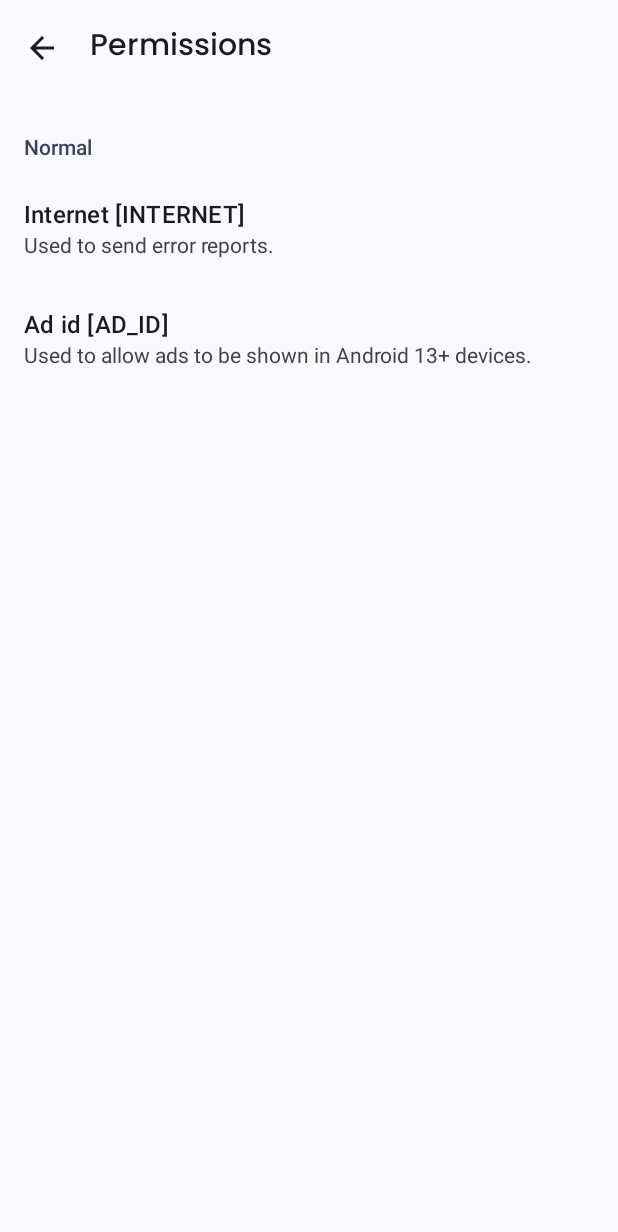
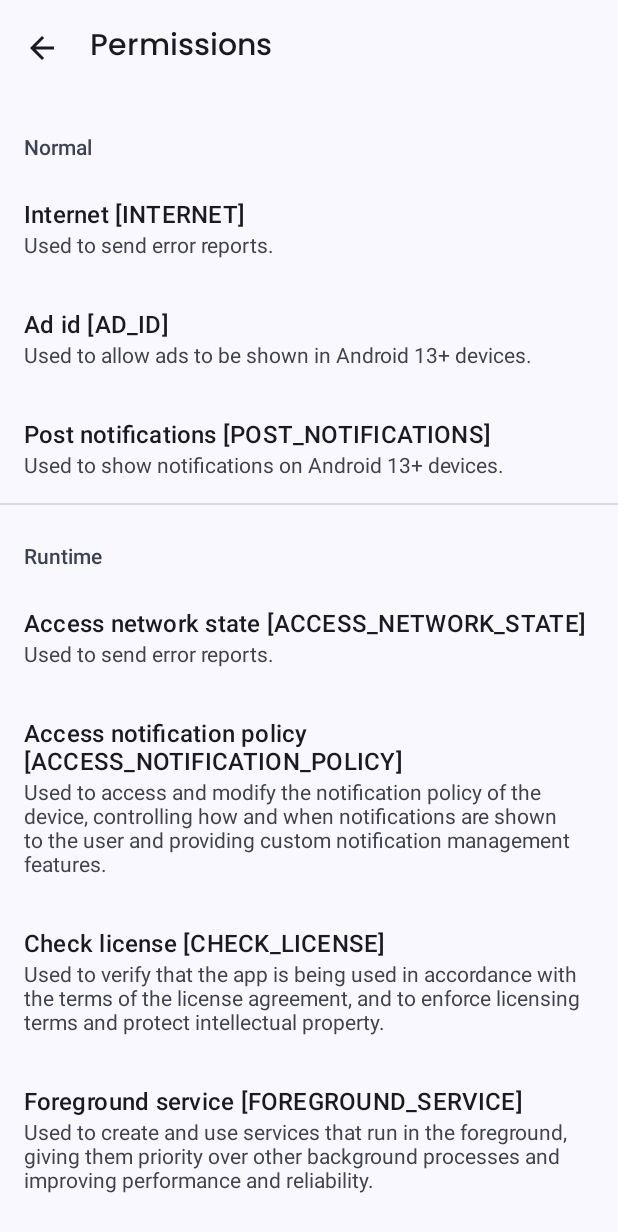
Before and after one commit to D4rK7355608/com.d4rk.cartcalculator, an Android app: the PermissionsActivity screen opened directly, with no data from a screen before it, on a phone screen of 412 x 824 dp. Shown: the top 1232 px of the screen. Run offline under Robolectric (Android 15) with nearby library versions, the phone set to English and light mode, and no system bars; our stand-ins replace AdMob, androidx.preference; pictures from the network do not load.

Commit message:
Update 1.0_b2

```diff
--- a/app/build.gradle
+++ b/app/build.gradle
@@ -12,8 +12,8 @@ android {
         applicationId 'com.d4rk.cartcalculator'
         minSdk 26
         targetSdk 33
-        versionCode 5
-        versionName "1.0_b1"
+        versionCode 6
+        versionName "1.0_b2"
         archivesBaseName = "${applicationId}-v${versionName}"
         testInstrumentationRunner 'androidx.test.runner.AndroidJUnitRunner'
     }
--- a/app/src/main/AndroidManifest.xml
+++ b/app/src/main/AndroidManifest.xml
@@ -4,9 +4,10 @@
     <uses-permission android:name="android.permission.INTERNET"/>
     <uses-permission android:name="android.permission.ACCESS_NETWORK_STATE"/>
     <uses-permission android:name="com.google.android.gms.permission.AD_ID"/>
+    <uses-permission android:name="android.permission.POST_NOTIFICATIONS"/>
     <uses-permission android:name="com.android.vending.CHECK_LICENSE"/>
-    <uses-permission android:name="android.permission.POST_NOTIFICATIONS"/>
     <uses-permission android:name="android.permission.FOREGROUND_SERVICE"/>
+    <uses-permission android:name="android.permission.ACCESS_NOTIFICATION_POLICY"/>
     <queries>
         <intent>
             <action android:name="android.intent.action.VIEW"/>
@@ -80,6 +81,6 @@
             android:value="@integer/google_play_services_version"/>
         <meta-data
             android:name="com.google.android.gms.ads.APPLICATION_ID"
-            android:value="ca-app-pub-5294151573817700~8003610653"/>
+            android:value="ca-app-pub-5294151573817700~1050558256"/>
     </application>
 </manifest>
--- a/app/src/main/kotlin/com/d4rk/cartcalculator/ads/Ads.kt
+++ b/app/src/main/kotlin/com/d4rk/cartcalculator/ads/Ads.kt
@@ -17,7 +17,7 @@ import com.google.android.gms.ads.MobileAds
 import com.google.android.gms.ads.appopen.AppOpenAd
 import com.google.android.gms.ads.appopen.AppOpenAd.AppOpenAdLoadCallback
 import java.util.Date
-private const val AD_UNIT_ID = "ca-app-pub-5294151573817700/2885662643"
+private const val AD_UNIT_ID = "ca-app-pub-5294151573817700/9208287867"
 @Suppress("SameParameterValue")
 class Ads : MultiDexApplication(), Application.ActivityLifecycleCallbacks, LifecycleObserver {
   private lateinit var appOpenAdManager: AppOpenAdManager
--- a/app/src/main/res/drawable-anydpi/ic_add_to_cart.xml
+++ b/app/src/main/res/drawable-anydpi/ic_add_to_cart.xml
@@ -1,3 +1,3 @@
 <vector xmlns:android="http://schemas.android.com/apk/res/android" android:width="24dp" android:height="24dp" android:viewportWidth="24" android:viewportHeight="24">
-    <path android:fillColor="?android:textColorPrimary" android:pathData="M11 9h2V6h3V4h-3V1h-2v3H8v2h3v3zm-4 9c-1.1 0-1.99 0.9 -1.99 2S5.9 22 7 22s2-0.9 2-2-0.9-2-2-2zm10 0c-1.1 0-1.99 0.9 -1.99 2s0.89 2 1.99 2 2-0.9 2-2-0.9-2-2-2zm-8.9-5h7.45c0.75 0 1.41-0.41 1.75-1.03l3.86-7.01L19.42 4l-3.87 7H8.53L4.27 2H1v2h2l3.6 7.59-1.35 2.44C4.52 15.37 5.48 17 7 17h12v-2H7l1.1-2z" />
+    <path android:fillColor="?android:textColorPrimary" android:pathData="M11 9h2V6h3V4h-3V1h-2v3H8v2h3v3zm-4 9c-1.1 0-1.99 0.9 -1.99 2S5.9 22 7 22s2-0.9 2-2-0.9-2-2-2zm10 0c-1.1 0-1.99 0.9 -1.99 2s0.89 2 1.99 2 2-0.9 2-2-0.9-2-2-2zm-8.9-5h7.45c0.75 0 1.41-0.41 1.75-1.03l3.86-7.01L19.42 4l-3.87 7H8.53L4.27 2H1v2h2l3.6 7.59-1.35 2.44C4.52 15.37 5.48 17 7 17h12v-2H7l1.1-2z"/>
 </vector>
--- a/app/src/main/res/drawable-anydpi/ic_launcher_foreground_monochrome.xml
+++ /dev/null
@@ -1,6 +0,0 @@
-<vector xmlns:android="http://schemas.android.com/apk/res/android" xmlns:tools="http://schemas.android.com/tools" android:width="432dp" android:height="432dp" android:viewportWidth="432" android:viewportHeight="432" tools:ignore="VectorRaster">
-    <path android:fillColor="#DB4437" android:pathData="M243.8,253.4l37.4-37.4l-37.4-37.4l-11.5,11.6l25.8,25.8l-25.8,25.8L243.8,253.4z"/>
-    <path android:fillColor="#4285F4" android:pathData="M175.2,159h81.4v16.3H273v-48.8l-114-0.1v48.9h16.3V159z"/>
-    <path android:fillColor="#0F9D58" android:pathData="M256.7,273h-81.4v-16.3H159v48.9h114v-48.9h-16.3V273z"/>
-    <path android:fillColor="#F4B400" android:pathData="M199.7,241.8L173.9,216l25.8-25.8l-11.5-11.6L150.8,216l37.4,37.4L199.7,241.8z"/>
-</vector>
--- a/app/src/main/res/drawable-anydpi/ic_shopping_bag.xml
+++ b/app/src/main/res/drawable-anydpi/ic_shopping_bag.xml
@@ -1,3 +1,3 @@
 <vector xmlns:android="http://schemas.android.com/apk/res/android" android:width="24dp" android:height="24dp" android:viewportWidth="24" android:viewportHeight="24">
-    <path android:fillColor="?android:textColorPrimary" android:pathData="M18 6h-2c0-2.21-1.79-4-4-4S8 3.79 8 6H6c-1.1 0-2 0.9-2 2v12c0 1.1 0.9 2 2 2h12c1.1 0 2-0.9 2-2V8c0-1.1-0.9-2-2-2zm-6-2c1.1 0 2 0.9 2 2h-4c0-1.1 0.9 -2 2-2zm6 16H6V8h2v2c0 0.55 0.45 1 1 1s1-0.45 1-1V8h4v2c0 0.55 0.45 1 1 1s1-0.45 1-1V8h2v12z" />
+    <path android:fillColor="?android:textColorPrimary" android:pathData="M18 6h-2c0-2.21-1.79-4-4-4S8 3.79 8 6H6c-1.1 0-2 0.9-2 2v12c0 1.1 0.9 2 2 2h12c1.1 0 2-0.9 2-2V8c0-1.1-0.9-2-2-2zm-6-2c1.1 0 2 0.9 2 2h-4c0-1.1 0.9 -2 2-2zm6 16H6V8h2v2c0 0.55 0.45 1 1 1s1-0.45 1-1V8h4v2c0 0.55 0.45 1 1 1s1-0.45 1-1V8h2v12z"/>
 </vector>
--- a/app/src/main/res/layout/activity_main.xml
+++ b/app/src/main/res/layout/activity_main.xml
@@ -16,7 +16,7 @@
         android:id="@+id/fragment_container"
         android:layout_width="match_parent"
         android:layout_height="match_parent"
-        android:layout_below="@+id/app_bar_main" />
+        android:layout_below="@+id/app_bar_main"/>
     <com.google.android.material.navigation.NavigationView
         android:id="@+id/nav_view"
         android:layout_width="wrap_content"
--- a/app/src/main/res/layout/fragment_about.xml
+++ b/app/src/main/res/layout/fragment_about.xml
@@ -163,7 +163,7 @@
             ads:adSize="BANNER"
             android:layout_margin="24dp"
             app:layout_constraintTop_toBottomOf="@id/card_view_about"
-            ads:adUnitId="ca-app-pub-5294151573817700/4974008668"/>
+            ads:adUnitId="ca-app-pub-5294151573817700/8040893463"/>
         <com.airbnb.lottie.LottieAnimationView
             android:id="@+id/animation_about"
             android:layout_width="match_parent"
--- a/app/src/main/res/layout/nav_header_main.xml
+++ b/app/src/main/res/layout/nav_header_main.xml
@@ -8,5 +8,5 @@
         android:layout_width="wrap_content"
         android:layout_height="202dp"
         android:adjustViewBounds="true"
-        android:src="@drawable/banner"/>
+        android:src="@drawable/il_drawer"/>
 </LinearLayout>
--- a/app/src/main/res/values/strings.xml
+++ b/app/src/main/res/values/strings.xml
@@ -28,14 +28,18 @@
     <string name="check_for_updates">Check for updates…</string>
     <string name="changelog">Changelog</string>
     <string name="permissions">Permissions</string>
-
+    <string name="runtime">Runtime</string>
     <string name="name">Name</string>
     <string name="price">Price</string>
     <string name="quantity">Quantity</string>
     <string name="hint_name">Enter name</string>
     <string name="hint_price">Enter price</string>
     <string name="hint_quantity">Enter quantity</string>
-
+    <string name="access_network_state">Access network state [ACCESS_NETWORK_STATE]</string>
+    <string name="post_notifications">Post notifications [POST_NOTIFICATIONS]</string>
+    <string name="check_license">Check license [CHECK_LICENSE]</string>
+    <string name="foreground_service">Foreground service [FOREGROUND_SERVICE]</string>
+    <string name="access_notification_policy">Access notification policy [ACCESS_NOTIFICATION_POLICY]</string>
     <string name="notifications">Notifications</string>
     <string name="notification_settings">Notification settings</string>
     <string name="app_usage_notifications">App Usage Notifications</string>
@@ -50,8 +54,6 @@
     <string name="theme">Theme</string>
     <string name="normal">Normal</string>
     <string name="internet">Internet [INTERNET]</string>
-    <string name="find_us">Find us on</string>
-    <string name="website">Website</string>
     <string name="follow_system">Follow System Mode</string>
     <string name="light_mode">Light Mode</string>
     <string name="dark_mode">Dark Mode</string>
@@ -111,6 +113,10 @@
     <string name="summary_preference_faq_7">To remove a product from your cart, simply drop its quantity to zero or long click it in the list and then select the \"Delete item\" button.</string>
     <string name="summary_preference_faq_8">Yes! Cart Calculator is proudly free software distributed under the GNU General Public License version 3.</string>
     <string name="summary_preference_faq_9">The best way to contribute to Cart Calculator is through its <a href="https://github.com/D4rK7355608/com.d4rk.cartcalculator">GitHub</a> repository. From there, you can fork it and work on your contributions, and later send them back via pull request. You can also use the issue tracker to report bugs, propose new features or enhancements, or get ideas for how you could help.</string>
+    <string name="summary_preference_permissions_post_notifications">Used to show notifications on Android 13+ devices.</string>
+    <string name="summary_preference_permissions_check_license">Used to verify that the app is being used in accordance with the terms of the license agreement, and to enforce licensing terms and protect intellectual property.</string>
+    <string name="summary_preference_permissions_foreground_service">Used to create and use services that run in the foreground, giving them priority over other background processes and improving performance and reliability.</string>
+    <string name="summary_preference_permissions_access_notification_policy">Used to access and modify the notification policy of the device, controlling how and when notifications are shown to the user and providing custom notification management features.</string>
     <string name="summary_close">Are you sure you want to exit?</string>
     <string name="summary_browse_terms_of_service_and_privacy_policy">Read and agree to our Terms of Service and Privacy Policy to continue.</string>
     <string name="summary_preference_permissions_internet">Used to send error reports.</string>
--- a/app/src/main/res/values/themes.xml
+++ b/app/src/main/res/values/themes.xml
@@ -3,10 +3,6 @@
         <item name="windowActionBar">false</item>
         <item name="windowNoTitle">true</item>
         <item name="android:windowLightStatusBar">false</item>
-    </style>
-    <style name="AppTheme.Startup" parent="@style/AppThemeActionBar">
-        <item name="windowActionBar">false</item>
-        <item name="windowNoTitle">true</item>
     </style>
     <style name="AppThemeActionBar" parent="Theme.Material3.DynamicColors.DayNight">
         <item name="android:statusBarColor">@android:color/transparent</item>
--- a/app/src/main/res/xml/permissions_preferences.xml
+++ b/app/src/main/res/xml/permissions_preferences.xml
@@ -13,5 +13,29 @@
             app:summary="@string/summary_preference_permissions_ad_id"
             app:useSimpleSummaryProvider="true"
             app:iconSpaceReserved="false"/>
+        <androidx.preference.Preference
+            app:title="@string/post_notifications"
+            app:summary="@string/summary_preference_permissions_post_notifications"
+            app:iconSpaceReserved="false"/>
+    </androidx.preference.PreferenceCategory>
+    <androidx.preference.PreferenceCategory
+        app:title="@string/runtime"
+        app:iconSpaceReserved="false">
+        <androidx.preference.Preference
+            app:title="@string/access_network_state"
+            app:summary="@string/summary_preference_permissions_internet"
+            app:iconSpaceReserved="false"/>
+        <androidx.preference.Preference
+            app:title="@string/access_notification_policy"
+            app:summary="@string/summary_preference_permissions_access_notification_policy"
+            app:iconSpaceReserved="false"/>
+        <androidx.preference.Preference
+            app:title="@string/check_license"
+            app:summary="@string/summary_preference_permissions_check_license"
+            app:iconSpaceReserved="false"/>
+        <androidx.preference.Preference
+            app:title="@string/foreground_service"
+            app:summary="@string/summary_preference_permissions_foreground_service"
+            app:iconSpaceReserved="false"/>
     </androidx.preference.PreferenceCategory>
 </androidx.preference.PreferenceScreen>
```
Also changed, not shown: app/src/main/res/drawable-anydpi/ic_add_circle_outline.xml (+2 -7 lines), app/src/main/res/drawable-anydpi/ic_refresh.xml (+2 -9 lines), app/src/main/res/drawable-anydpi/ic_remove_circle_outline.xml (+2 -12 lines), app/src/main/res/drawable-anydpi/il_about.xml (+9 -9 lines), app/src/main/res/layout/dialog_add_to_cart.xml (+5 -5 lines), app/src/main/res/layout/item_list_cart.xml (+4 -4 lines), app/src/main/res/drawable-anydpi/il_drawer.xml (renamed from app/src/main/res/drawable-anydpi/banner.xml).
